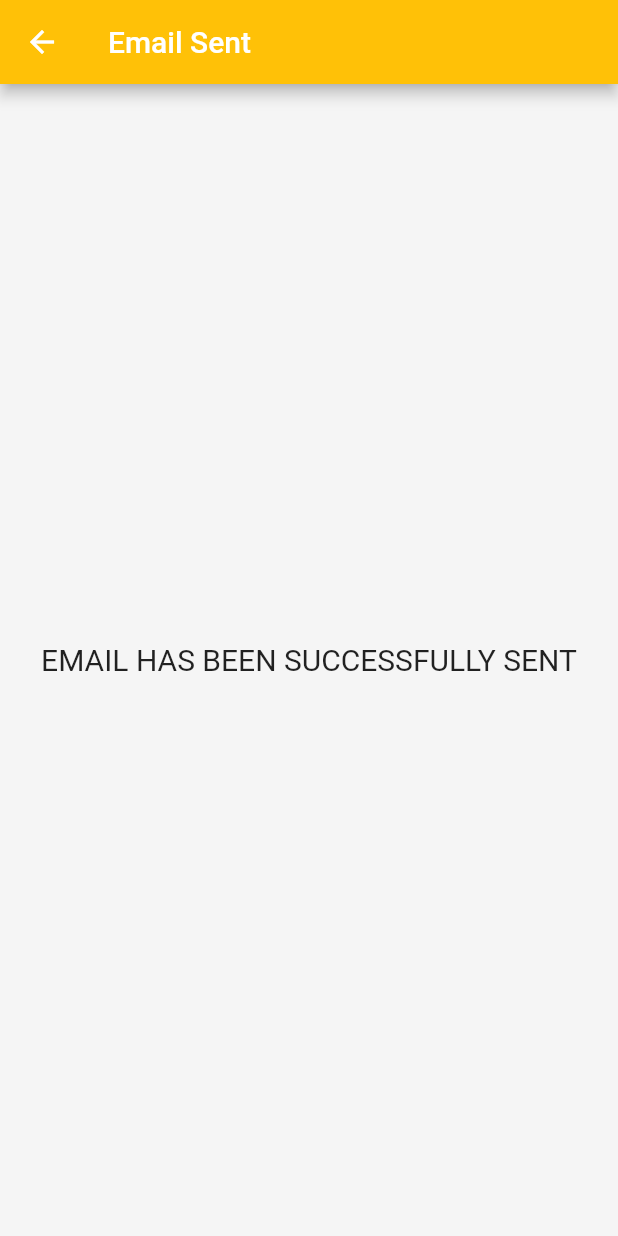
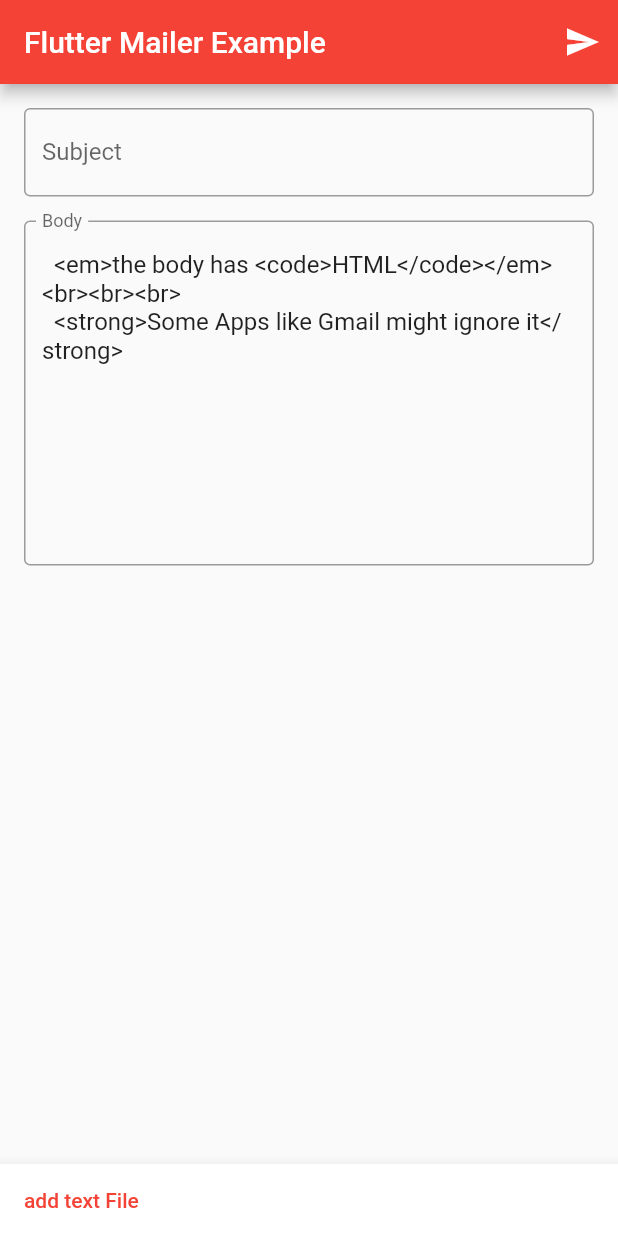
Before and after one commit to chris708/mass, a Flutter app: the SendEmail screen opened by its route, after a tap on "SEND", on a phone screen of 412 x 824 dp. Run offline on Flutter 3.47's test engine with Material 2 defaults, Android fonts, the phone set to English and light mode, and no system bars; our stand-ins replace sqflite; missing offline and left inert: flutter_mailer; accounts and stored records are empty.

Commit message:
added mail sender

```diff
--- a/lib/global_vars.dart
+++ b/lib/global_vars.dart
@@ -1,5 +1,7 @@
 import 'package:mass/pages/classes_used.dart';
 import 'package:mass/db_keeper.dart';
+
+EventDetails event1 = new EventDetails();
 
 RoleDetails role1 = new RoleDetails();
 RoleDetails role2 = new RoleDetails();
--- a/lib/main.dart
+++ b/lib/main.dart
@@ -9,6 +9,7 @@ import 'package:mass/pages/role_body.dart';
 import 'package:mass/pages/role_name.dart';
 import 'package:mass/pages/event_details.dart';
 import 'package:mass/pages/sender_details.dart';
+import 'package:mass/pages/email_sender.dart';
 import 'package:mass/pages/send_email.dart';
 import 'package:mass/pages/final_page.dart';
 
@@ -23,6 +24,7 @@ void main() => runApp(MaterialApp(initialRoute: '/home', routes: {
       '/create_receiver3': (context) => ChooseLocation3(),
       '/select_receiver': (context) => SelectReceiver(),
       '/r_body': (context) => RoleBody(),
+      '/sender': (context) => EmailSender(),
       '/send_email': (context) => SendEmail(),
       '/final': (context) => FinalPage(),
     }));
--- /dev/null
+++ b/lib/pages/email_sender.dart
@@ -0,0 +1,359 @@
+import 'dart:async';
+import 'dart:io';
+import 'package:flutter/services.dart';
+import 'package:flutter/material.dart';
+import 'package:flutter_mailer/flutter_mailer.dart';
+import 'package:path_provider/path_provider.dart';
+import 'package:mass/global_vars.dart';
+
+class EmailSender extends StatefulWidget {
+  @override
+  _EmailSenderState createState() => _EmailSenderState();
+}
+
+class _EmailSenderState extends State<EmailSender> {
+  bool useTempDirectory = true;
+  List<String> attachment = <String>[];
+  final TextEditingController _subjectController =
+      TextEditingController(text: event1.name);
+  final TextEditingController _bodyController = TextEditingController(
+      text: '''  <em>the body has <code>HTML</code></em> <br><br><br>
+  <strong>Some Apps like Gmail might ignore it</strong>
+  ''');
+  final GlobalKey<ScaffoldState> _scafoldKey = GlobalKey<ScaffoldState>();
+  // Platform messages are asynchronous, so we initialize in an async method.
+  Future<void> send() async {
+    if (Platform.isIOS) {
+      final bool canSend = await FlutterMailer.canSendMail();
+      if (!canSend) {
+        const SnackBar snackbar =
+            const SnackBar(content: Text('no Email App Available'));
+        _scafoldKey.currentState.showSnackBar(snackbar);
+        return;
+      }
+    }
+
+    // Platform messages may fail, so we use a try/catch PlatformException.
+    final MailOptions mailOptions = MailOptions(
+      body: _bodyController.text,
+      subject: _subjectController.text,
+      recipients: <String>['example@example.com'],
+      isHTML: true,
+      // bccRecipients: ['other@example.com'],
+      ccRecipients: <String>['third@example.com'],
+      attachments: attachment,
+    );
+
+    String platformResponse;
+
+    try {
+      final MailerResponse response = await FlutterMailer.send(mailOptions);
+      switch (response) {
+        case MailerResponse.saved:
+          platformResponse = 'mail was saved to draft';
+          break;
+        case MailerResponse.sent:
+          platformResponse = 'mail was sent';
+          break;
+        case MailerResponse.cancelled:
+          platformResponse = 'mail was cancelled';
+          break;
+        case MailerResponse.android:
+          platformResponse = 'intent was success';
+          break;
+        default:
+          platformResponse = 'unknown';
+          break;
+      }
+    } on PlatformException catch (error) {
+      platformResponse = error.toString();
+      print(error);
+      if (!mounted) {
+        return;
+      }
+      await showDialog<void>(
+        context: _scafoldKey.currentContext,
+        builder: (BuildContext context) => AlertDialog(
+          shape: RoundedRectangleBorder(borderRadius: BorderRadius.circular(4)),
+          content: Column(
+            mainAxisAlignment: MainAxisAlignment.start,
+            crossAxisAlignment: CrossAxisAlignment.start,
+            mainAxisSize: MainAxisSize.min,
+            children: <Widget>[
+              Text(
+                'Message',
+                style: Theme.of(context).textTheme.subtitle1,
+              ),
+              Text(error.message),
+            ],
+          ),
+          contentPadding: const EdgeInsets.all(26),
+          title: Text(error.code),
+        ),
+      );
+    } catch (error) {
+      platformResponse = error.toString();
+    }
+
+    // If the widget was removed from the tree while the asynchronous platform
+    // message was in flight, we want to discard the reply rather than calling
+    // setState to update our non-existent appearance.
+    if (!mounted) {
+      return;
+    }
+    _scafoldKey.currentState.showSnackBar(SnackBar(
+      content: Text(platformResponse),
+    ));
+  }
+
+  @override
+  Widget build(BuildContext context) {
+    final Widget imagePath = GridView.count(
+      primary: false,
+      scrollDirection: Axis.vertical,
+      crossAxisSpacing: 6,
+      mainAxisSpacing: 6,
+      crossAxisCount: 2,
+      shrinkWrap: true,
+      children: List<Widget>.generate(
+        attachment.length,
+        (int index) {
+          final File file = File(attachment[index]);
+          return GridTile(
+            key: Key(attachment[index]),
+            footer: GridTileBar(
+              title: Text(
+                file.path.split('/')?.last,
+                textAlign: TextAlign.justify,
+              ),
+            ),
+            child: Stack(
+              fit: StackFit.passthrough,
+              children: <Widget>[
+                ClipRRect(
+                    borderRadius: BorderRadius.circular(10),
+                    child: Container(
+                      width: double.infinity,
+                      height: double.infinity,
+                      decoration: BoxDecoration(
+                        borderRadius: BorderRadius.circular(10),
+                        color: Theme.of(context).accentColor,
+                      ),
+                      child: Image.file(
+                        File(attachment[index]),
+                        fit: BoxFit.cover,
+                        errorBuilder: (_, __, ___) => Icon(
+                          Icons.attachment,
+                          size: 50,
+                          color: Theme.of(context).primaryIconTheme.color,
+                        ),
+                      ),
+                    )),
+                Align(
+                  alignment: Alignment.topRight,
+                  child: Material(
+                    borderRadius: BorderRadius.circular(59),
+                    type: MaterialType.transparency,
+                    child: IconButton(
+                      tooltip: 'remove',
+                      onPressed: () {
+                        setState(() {
+                          attachment.removeAt(index);
+                        });
+                      },
+                      padding: const EdgeInsets.all(10),
+                      visualDensity: VisualDensity.compact,
+                      icon: Icon(
+                        Icons.clear,
+                        color: Theme.of(context).primaryIconTheme.color,
+                        size: 20,
+                      ),
+                    ),
+                  ),
+                ),
+              ],
+            ),
+          );
+        },
+      ),
+    );
+
+    return MaterialApp(
+      theme: ThemeData(primaryColor: Colors.red),
+      home: Scaffold(
+        key: _scafoldKey,
+        appBar: AppBar(
+          title: const Text('Flutter Mailer Example'),
+          actions: <Widget>[
+            IconButton(
+              onPressed: send,
+              icon: const Icon(Icons.send),
+            )
+          ],
+        ),
+        body: SingleChildScrollView(
+          child: Center(
+            child: Padding(
+              padding: const EdgeInsets.all(8.0),
+              child: Column(
+                mainAxisSize: MainAxisSize.max,
+                // mainAxisAlignment: MainAxisAlignment.spaceBetween,
+                crossAxisAlignment: CrossAxisAlignment.center,
+                children: <Widget>[
+                  Padding(
+                    padding: const EdgeInsets.all(8.0),
+                    child: TextField(
+                      controller: _subjectController,
+                      decoration: const InputDecoration(
+                        border: OutlineInputBorder(),
+                        labelText: 'Subject',
+                      ),
+                    ),
+                  ),
+                  Padding(
+                    padding: const EdgeInsets.all(8.0),
+                    child: TextField(
+                      controller: _bodyController,
+                      maxLines: 10,
+                      decoration: const InputDecoration(
+                        labelText: 'Body',
+                        border: OutlineInputBorder(),
+                      ),
+                    ),
+                  ),
+                  imagePath,
+                ],
+              ),
+            ),
+          ),
+        ),
+        floatingActionButtonLocation: FloatingActionButtonLocation.endDocked,
+        bottomNavigationBar: BottomAppBar(
+          notchMargin: 4.0,
+          child: Row(
+            mainAxisSize: MainAxisSize.max,
+            children: <Widget>[
+              Builder(
+                builder: (BuildContext context) => FlatButton(
+                  textColor: Theme.of(context).primaryColor,
+                  child: const Text('add text File'),
+                  onPressed: () => _onCreateFile(context),
+                ),
+              )
+            ],
+          ),
+        ),
+      ),
+    );
+  }
+
+  /// create a text file in Temporary Directory to share.
+  void _onCreateFile(BuildContext context) async {
+    final TempFile tempFile = await _showDialog(context);
+    final File newFile = await writeFile(tempFile.content, tempFile.name);
+    setState(() {
+      attachment.add(newFile.path);
+    });
+  }
+
+  /// some A simple dialog and return fileName and content
+  Future<TempFile> _showDialog(BuildContext context) {
+    return showDialog<TempFile>(
+      context: context,
+      builder: (BuildContext context) {
+        String content = '';
+        String fileName = '';
+
+        return SimpleDialog(
+          title: const Text('write something to a file'),
+          contentPadding: const EdgeInsets.all(8.0),
+          children: <Widget>[
+            TextField(
+              onChanged: (String str) => fileName = str,
+              autofocus: true,
+              decoration: const InputDecoration(
+                suffix: const Text('.txt'),
+                labelText: 'file name',
+                alignLabelWithHint: true,
+              ),
+            ),
+            TextField(
+              decoration: const InputDecoration(
+                floatingLabelBehavior: FloatingLabelBehavior.auto,
+                alignLabelWithHint: true,
+                labelText: 'Content',
+              ),
+              keyboardType: TextInputType.multiline,
+              onChanged: (String str) => content = str,
+              maxLines: 3,
+            ),
+            Row(
+              children: [
+                Text(
+                  'use Temp directory',
+                  style: Theme.of(context).textTheme.caption,
+                ),
+                Switch(
+                  value: useTempDirectory,
+                  onChanged: Platform.isAndroid
+                      ? (bool useTemp) {
+                          setState(() {
+                            useTempDirectory = useTemp;
+                          });
+                        }
+                      : null,
+                ),
+              ],
+            ),
+            Row(
+              mainAxisAlignment: MainAxisAlignment.end,
+              children: <Widget>[
+                RaisedButton(
+                  color: Theme.of(context).accentColor,
+                  textColor: Theme.of(context).accentTextTheme.button.color,
+                  child: const Icon(Icons.save),
+                  onPressed: () {
+                    final TempFile tempFile =
+                        TempFile(content: content, name: fileName);
+                    // Map.from({'content': content, 'fileName': fileName});
+                    Navigator.of(context).pop<TempFile>(tempFile);
+                  },
+                ),
+              ],
+            )
+          ],
+        );
+      },
+    );
+  }
+
+  Future<String> get _tempPath async {
+    final Directory directory = await getTemporaryDirectory();
+
+    return directory.path;
+  }
+
+  Future<String> get _localAppPath async {
+    final Directory directory = await getApplicationDocumentsDirectory();
+
+    return directory.path;
+  }
+
+  Future<File> _localFile(String fileName) async {
+    final String path = await (useTempDirectory ? _tempPath : _localAppPath);
+    return File('$path/$fileName.txt');
+  }
+
+  Future<File> writeFile(String text, [String fileName = '']) async {
+    fileName = fileName.isNotEmpty ? fileName : 'fileName';
+    final File file = await _localFile(fileName);
+
+    // Write the file
+    return file.writeAsString('$text');
+  }
+}
+
+class TempFile {
+  TempFile({this.name, this.content});
+  final String name, content;
+}
--- a/lib/pages/event_details.dart
+++ b/lib/pages/event_details.dart
@@ -1,6 +1,7 @@
 import 'package:flutter/material.dart';
 import 'package:mass/pages/classes_used.dart';
 import 'package:mass/db_keeper.dart';
+import 'package:mass/global_vars.dart';
 
 class EventDetail extends StatefulWidget {
   @override
@@ -31,7 +32,7 @@ class MySecondWidget extends StatefulWidget {
 
 class _MySecondWidgetState extends State<MySecondWidget> {
   final _formKey = GlobalKey<FormState>();
-  EventDetails event1 = new EventDetails();
+
   @override
   Widget build(BuildContext context) {
     return Form(
--- a/lib/pages/send_email.dart
+++ b/lib/pages/send_email.dart
@@ -55,7 +55,7 @@ class _MyFifthWidgetState extends State<MyFifthWidget> {
                     child: RaisedButton(
                       color: Colors.grey[400],
                       onPressed: () {
-                        Navigator.pushNamed(context, '/final');
+                        Navigator.pushNamed(context, '/sender');
                         // Validate will return true if the form is valid, or false if
                         // the form is invalid.
                       },
--- a/pubspec.yaml
+++ b/pubspec.yaml
@@ -24,6 +24,8 @@ dependencies:
   flutter:
     sdk: flutter
   sqflite: ^1.3.0
+  flutter_mailer: ^1.0.0
+  path_provider: ^1.6.27
 
 
   # The following adds the Cupertino Icons font to your application.
```
Also changed, not shown: pubspec.lock, 1 other file.
